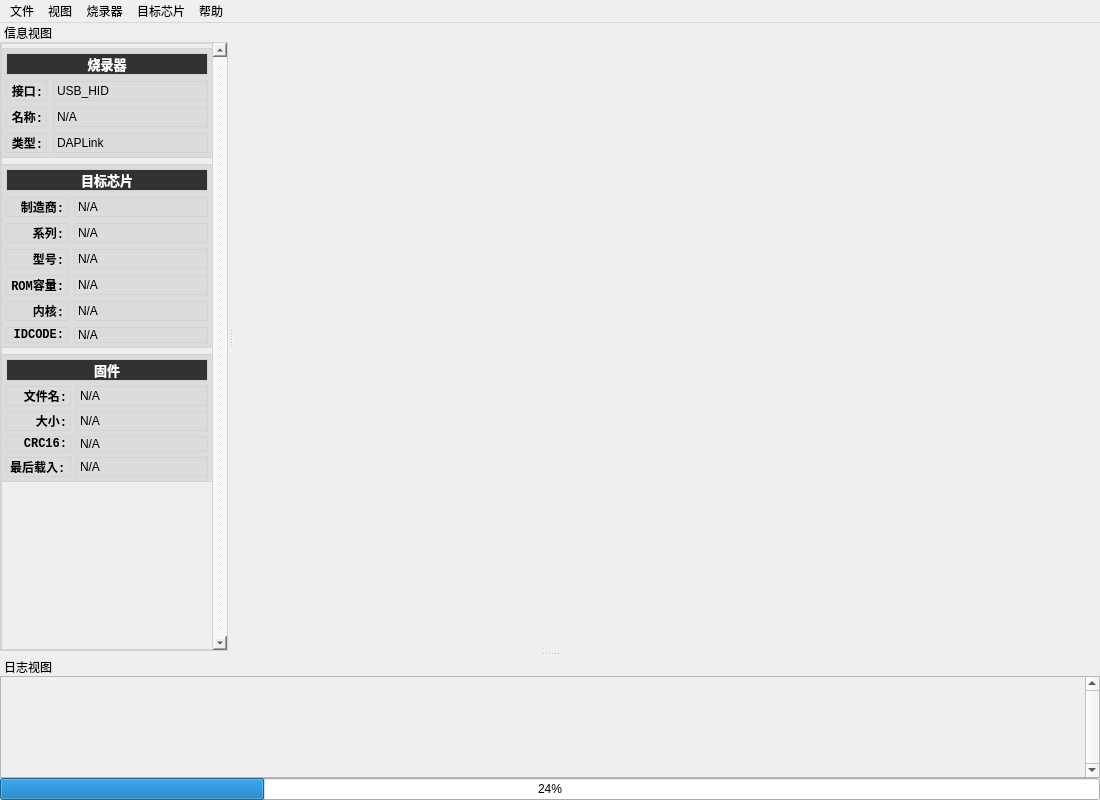
ma6254/QDAP, file src/mainwindow.ui: the form before one commit.
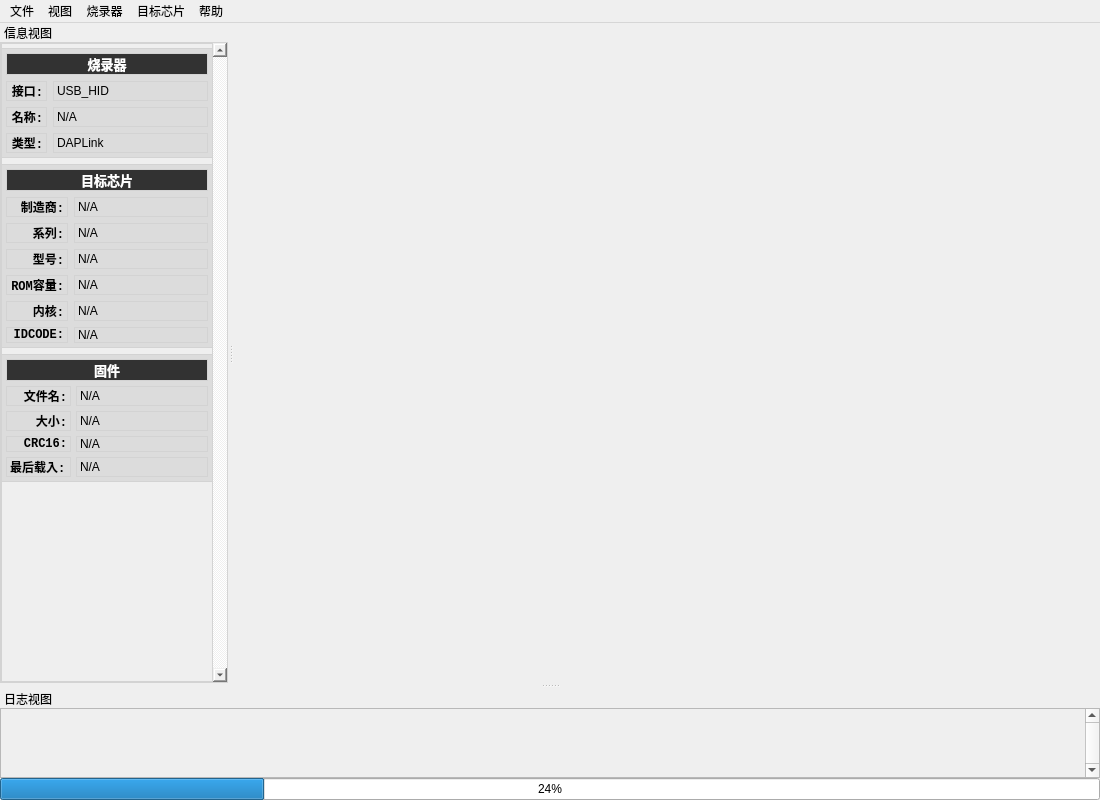
The form after the commit.

Diff of the .ui file:
```diff
--- a/src/mainwindow.ui
+++ b/src/mainwindow.ui
@@ -208,8 +208,8 @@
          <rect>
           <x>0</x>
           <y>0</y>
-          <width>205</width>
-          <height>599</height>
+          <width>217</width>
+          <height>577</height>
          </rect>
         </property>
         <layout class="QVBoxLayout" name="verticalLayout_3">
@@ -851,7 +851,7 @@
    <property name="minimumSize">
     <size>
      <width>215</width>
-     <height>143</height>
+     <height>0</height>
     </size>
    </property>
    <property name="floating">
@@ -921,7 +921,7 @@
           <x>0</x>
           <y>0</y>
           <width>1077</width>
-          <height>85</height>
+          <height>342</height>
          </rect>
         </property>
         <layout class="QVBoxLayout" name="verticalLayout_6">
```
Left out of the diff: 3 changed lines with no effect on the pictures.
